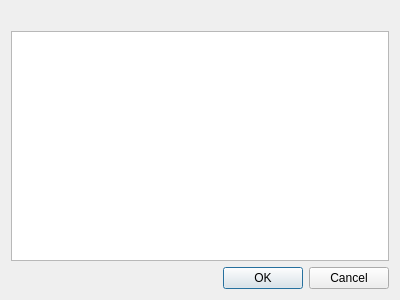
BambooTracker/BambooTracker, file BambooTracker/gui/instrument_selection_dialog.ui: the form before one commit.
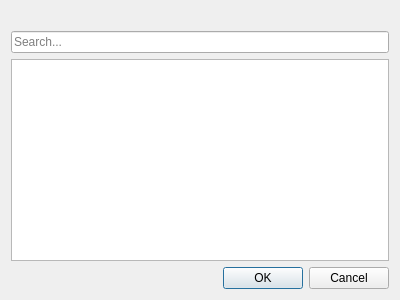
The form after the commit.

Commit message: Add search box for instrument selection dialog

Patch:
```diff
--- a/BambooTracker/gui/instrument_selection_dialog.ui
+++ b/BambooTracker/gui/instrument_selection_dialog.ui
@@ -21,6 +21,13 @@
      </property>
     </widget>
    </item>
+   <item>
+    <widget class="QLineEdit" name="searchLineEdit">
+     <property name="placeholderText">
+      <string>Search...</string>
+     </property>
+    </widget>
+   </item>
    <item>
     <widget class="QListWidget" name="listWidget"/>
    </item>
```
The commit also changes 2 other files.
